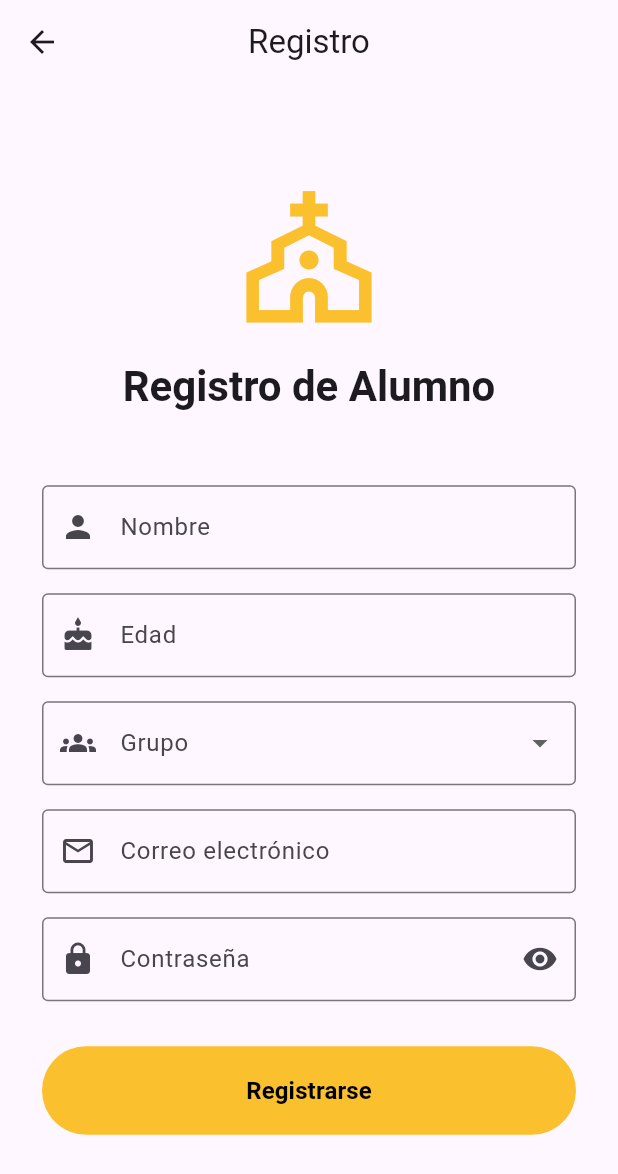
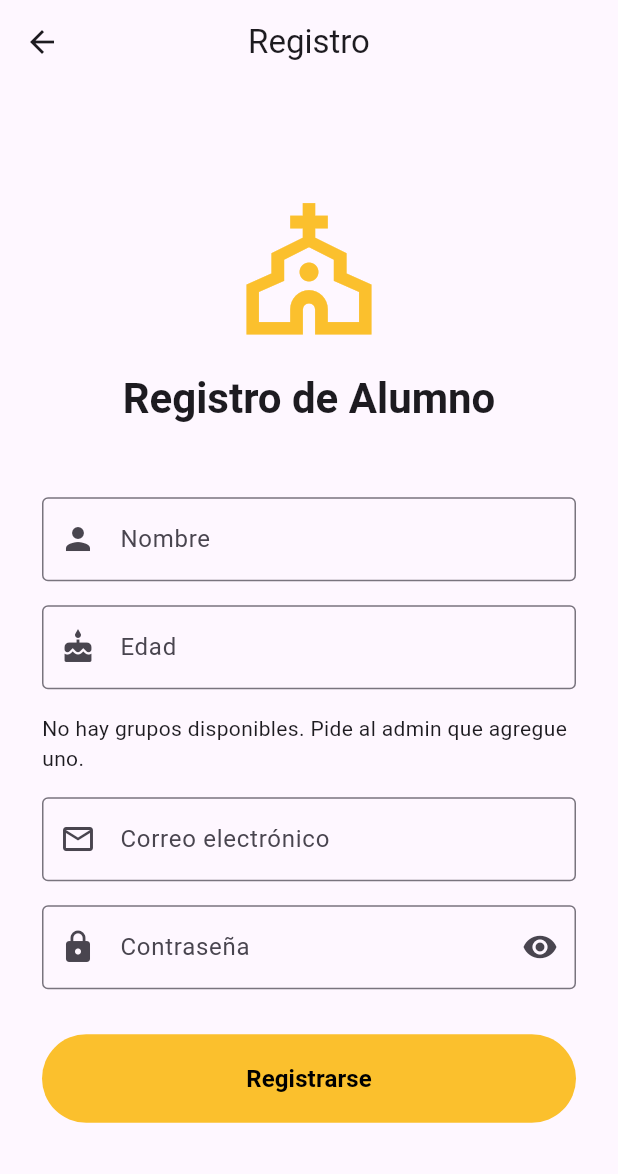
Before and after one commit to Jocwly/Sistema-de-Asistencia-Parroquia-Infantil, a Flutter app: the Registro screen opened by its route, on a phone screen of 412 x 824 dp. Shown: the top 1174 px of the screen. Run offline on Flutter 3.47's test engine with Material 3 defaults, Android fonts, the phone set to English and light mode, and no system bars; our stand-ins replace cloud_firestore, firebase_auth, firebase_core, image_picker; accounts and stored records are empty.

Commit message:
Pantallas del admin creadas, Ya funciona cuando un niño se registra ya se ve en el grupo

```diff
--- a/lib/Padre/alumno/InicioAlumno.dart
+++ b/lib/Padre/alumno/InicioAlumno.dart
@@ -55,7 +55,6 @@ class InicioAlumno extends StatelessWidget {
               ),
               const SizedBox(height: 24),
 
-              // ----- Saludo -----
               const Text(
                 'Hola, Nombre del Alumno',
                 style: TextStyle(fontSize: 20, fontWeight: FontWeight.bold),
--- a/lib/Padre/alumno/registro.dart
+++ b/lib/Padre/alumno/registro.dart
@@ -22,21 +22,6 @@ class _RegistroState extends State<Registro> {
   final _passwordController = TextEditingController();
 
   String? _grupoSeleccionado;
-
-  final List<String> _grupos = [
-    '1A',
-    '1B',
-    '2A',
-    '2B',
-    '3A',
-    '3B',
-    '4A',
-    '4B',
-    '5A',
-    '5B',
-    '6A',
-    '6B',
-  ];
 
   bool _obscurePassword = true;
   bool _isLoading = false;
@@ -215,15 +200,39 @@ class _RegistroState extends State<Registro> {
 
                   const SizedBox(height: LoginStyles.fieldSpacing),
 
-                  DropdownButtonFormField<String>(
+                  StreamBuilder<QuerySnapshot<Map<String, dynamic>>>(
+                    stream: FirebaseFirestore.instance
+                        .collection('grupos')
+                        .orderBy('grupo')
+                        .snapshots(),
+                    builder: (context, snapshot) {
+                      if (snapshot.connectionState == ConnectionState.waiting) {
+                        return const Center(child: CircularProgressIndicator());
+                      }
+
+                      if (!snapshot.hasData || snapshot.data!.docs.isEmpty) {
+                        return const Text(
+                          'No hay grupos disponibles. Pide al admin que agregue uno.',
+                        );
+                      }
+
+                      final grupos = snapshot.data!.docs;
+
+                      return DropdownButtonFormField<String>(
                         value: _grupoSeleccionado,
                         decoration: const InputDecoration(
                           labelText: "Grupo",
                           prefixIcon: Icon(Icons.groups),
                           border: LoginStyles.inputBorder,
                         ),
-                    items: _grupos.map((grupo) {
-                      return DropdownMenuItem(value: grupo, child: Text(grupo));
+                        items: grupos.map((doc) {
+                          final data = doc.data();
+                          final grupo = data['grupo']?.toString() ?? '';
+
+                          return DropdownMenuItem<String>(
+                            value: grupo,
+                            child: Text('Grupo $grupo'),
+                          );
                         }).toList(),
                         onChanged: (value) {
                           setState(() {
@@ -235,6 +244,8 @@ class _RegistroState extends State<Registro> {
                             return "Selecciona un grupo";
                           }
                           return null;
+                        },
+                      );
                     },
                   ),
 
```
Lines whose indentation alone changed are shown as unchanged.
